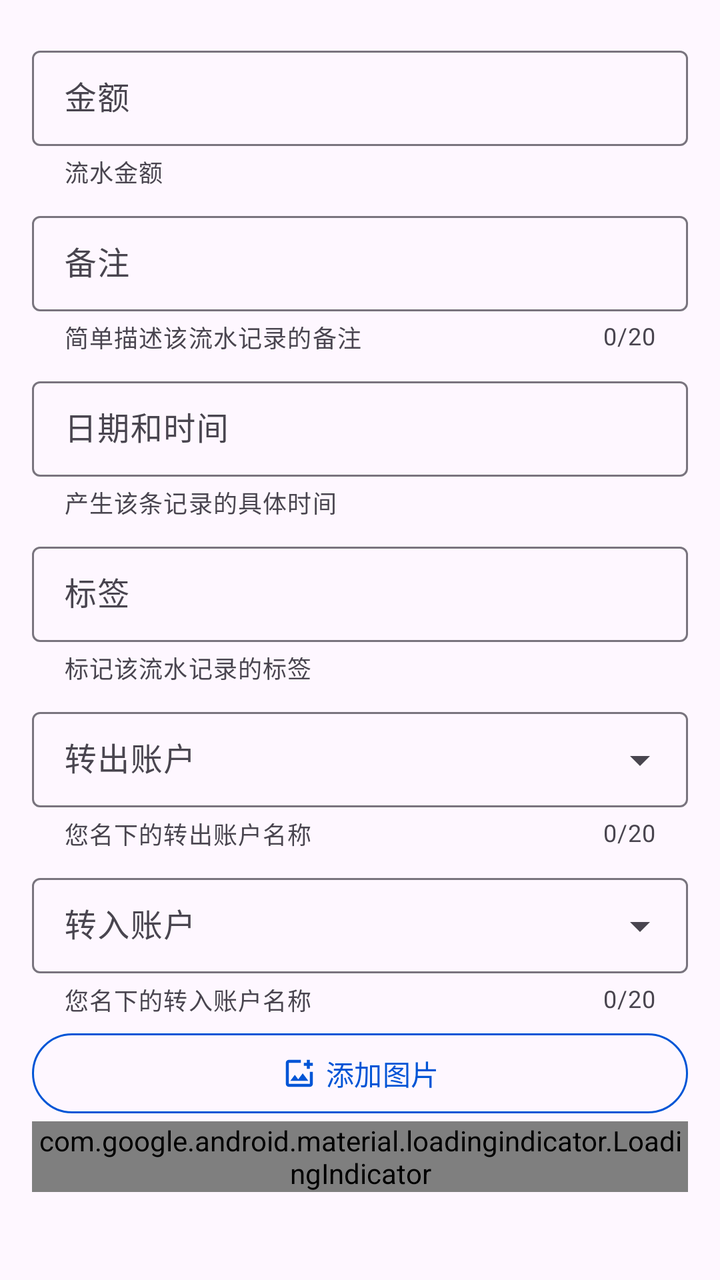
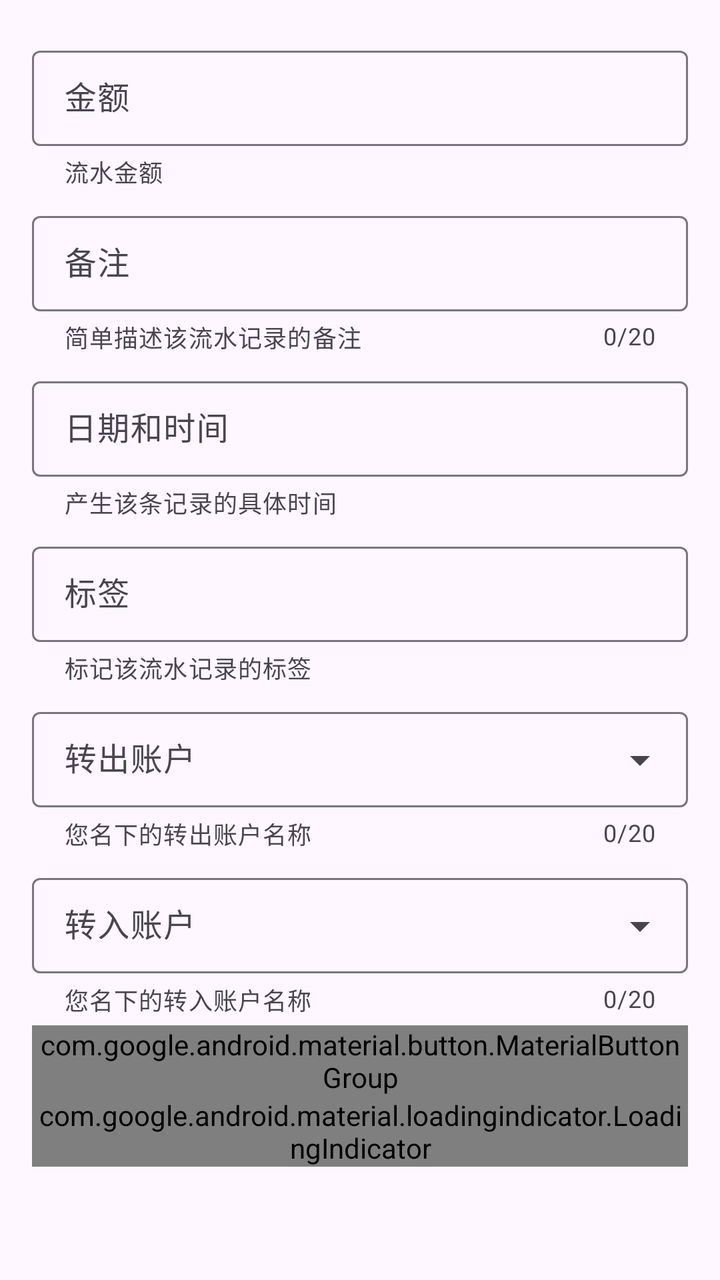

Compare the two renders of this Android layout. The source of the first and the diff that turns it into the second are given below.
<!-- AndroidManifest.xml: application theme Theme.ManagerAssistant.Static -->
<!-- res/layout/fragment_transfer.xml -->
<?xml version="1.0" encoding="utf-8"?>
<androidx.core.widget.NestedScrollView xmlns:android="http://schemas.android.com/apk/res/android"
    xmlns:app="http://schemas.android.com/apk/res-auto"
    android:id="@+id/root_layout"
    android:layout_width="match_parent"
    android:layout_height="match_parent"
    android:orientation="vertical"
    android:padding="16dp">

    <LinearLayout
        android:layout_width="match_parent"
        android:layout_height="wrap_content"
        android:orientation="vertical">

        <com.google.android.material.textfield.TextInputLayout
            android:id="@+id/amount_layout"
            style="@style/CommonTextInputLayoutStyle"
            android:layout_width="match_parent"
            android:layout_height="wrap_content"
            app:counterEnabled="false"
            app:endIconDrawable="@drawable/baseline_clear_24"
            app:endIconMode="clear_text"
            app:helperText="@string/account_amount_help">

            <com.google.android.material.textfield.TextInputEditText
                android:id="@+id/amount_input"
                style="@style/UserInputEditTextStyle"
                android:layout_width="match_parent"
                android:layout_height="wrap_content"
                android:hint="@string/amount"
                android:inputType="numberDecimal" />
        </com.google.android.material.textfield.TextInputLayout>

        <com.google.android.material.textfield.TextInputLayout
            android:id="@+id/remark_layout"
            style="@style/CommonTextInputLayoutStyle"
            android:layout_width="match_parent"
            android:layout_height="wrap_content"
            android:hint="@string/remark"
            app:counterMaxLength="20"
            app:endIconDrawable="@drawable/baseline_clear_24"
            app:endIconMode="clear_text"
            app:helperText="@string/account_remark_help">

            <com.google.android.material.textfield.TextInputEditText
                android:id="@+id/remark_input"
                style="@style/UserInputEditTextStyle"
                android:layout_width="match_parent"
                android:layout_height="wrap_content" />
        </com.google.android.material.textfield.TextInputLayout>

        <com.google.android.material.textfield.TextInputLayout
            android:id="@+id/datetime_layout"
            style="@style/CommonTextInputLayoutStyle"
            android:layout_width="match_parent"
            android:layout_height="wrap_content"
            android:hint="@string/date_time"
            app:counterEnabled="false"
            app:helperText="@string/account_datetime_help">

            <com.google.android.material.textfield.MaterialAutoCompleteTextView
                android:id="@+id/datetime_input"
                style="@style/UneditableAutoCompleteTextViewStyle"
                android:layout_width="match_parent"
                android:layout_height="wrap_content" />
        </com.google.android.material.textfield.TextInputLayout>

        <com.google.android.material.textfield.TextInputLayout
            android:id="@+id/running_account_tag_layout"
            style="@style/CommonTextInputLayoutStyle"
            android:layout_width="match_parent"
            android:layout_height="wrap_content"
            android:hint="@string/tag"
            app:counterEnabled="false"
            app:helperText="@string/account_tag_help">

            <com.google.android.material.textfield.MaterialAutoCompleteTextView
                android:id="@+id/running_account_tag_input"
                style="@style/UneditableAutoCompleteTextViewStyle"
                android:layout_width="match_parent"
                android:layout_height="wrap_content" />
        </com.google.android.material.textfield.TextInputLayout>

        
        <com.google.android.material.textfield.TextInputLayout
            android:id="@+id/export_account_layout"
            style="@style/DropdownMenuTextInputLayoutStyle"
            android:layout_width="match_parent"
            android:layout_height="wrap_content"
            app:counterEnabled="true"
            app:counterMaxLength="20"
            app:helperText="@string/account_export_help">

            <com.google.android.material.textfield.MaterialAutoCompleteTextView
                android:id="@+id/export_account_input"
                style="@style/EditableAutoCompleteTextViewStyle"
                android:layout_width="match_parent"
                android:layout_height="wrap_content"
                android:hint="@string/export_account" />
        </com.google.android.material.textfield.TextInputLayout>

        <com.google.android.material.textfield.TextInputLayout
            android:id="@+id/import_account_layout"
            style="@style/DropdownMenuTextInputLayoutStyle"
            android:layout_width="match_parent"
            android:layout_height="wrap_content"
            app:counterEnabled="true"
            app:counterMaxLength="20"
            app:helperText="@string/account_import_help">

            <com.google.android.material.textfield.MaterialAutoCompleteTextView
                android:id="@+id/import_account_input"
                style="@style/EditableAutoCompleteTextViewStyle"
                android:layout_width="match_parent"
                android:layout_height="wrap_content"
                android:hint="@string/import_account" />
        </com.google.android.material.textfield.TextInputLayout>

        
        <LinearLayout
            android:layout_width="match_parent"
            android:layout_height="wrap_content"
            android:orientation="horizontal">

            <com.google.android.material.button.MaterialButton
                android:id="@+id/picture_add"
                style="@style/OutlinedBtnStyle"
                android:layout_width="0dp"
                android:layout_height="wrap_content"
                android:layout_marginStart="0dp"
                android:layout_marginEnd="0dp"
                android:layout_weight="1"
                android:text="@string/add_picture"
                app:icon="@drawable/outline_add_photo_alternate_24"
                app:iconGravity="textStart" />

            <com.google.android.material.button.MaterialButton
                android:id="@+id/picture_delete_btn"
                android:layout_width="0dp"
                android:layout_height="wrap_content"
                android:layout_marginStart="10dp"
                android:layout_weight="1"
                android:text="@string/delete_picture"
                android:visibility="gone"
                app:icon="@drawable/outline_delete_24"
                app:iconGravity="textStart" />
        </LinearLayout>

        <com.google.android.material.loadingindicator.LoadingIndicator
            android:id="@+id/loading_indicator"
            android:layout_width="wrap_content"
            android:layout_height="wrap_content"
            android:layout_gravity="center_horizontal" />

        <androidx.recyclerview.widget.RecyclerView
            android:id="@+id/picture_recycler"
            android:layout_width="match_parent"
            android:layout_height="0dp"
            android:layout_weight="1"
            android:nestedScrollingEnabled="false" />
    </LinearLayout>
</androidx.core.widget.NestedScrollView>
<!-- resources referenced by this layout -->
<resources>
  <!-- drawable baseline_clear_24 (drawable) -->
  <vector xmlns:android="http://schemas.android.com/apk/res/android" android:height="24dp" android:tint="#000000" android:viewportHeight="24" android:viewportWidth="24" android:width="24dp">
        
      <path android:fillColor="@android:color/white" android:pathData="M19,6.41L17.59,5 12,10.59 6.41,5 5,6.41 10.59,12 5,17.59 6.41,19 12,13.41 17.59,19 19,17.59 13.41,12z"/>
      
  </vector>
  <string name="account_amount_help">流水金额</string>
  <string name="account_datetime_help">产生该条记录的具体时间</string>
  <string name="account_export_help">您名下的转出账户名称</string>
  <string name="account_import_help">您名下的转入账户名称</string>
  <string name="account_remark_help">简单描述该流水记录的备注</string>
  <string name="account_tag_help">标记该流水记录的标签</string>
  <string name="add_picture">添加图片</string>
  <string name="amount">金额</string>
  <string name="date_time">日期和时间</string>
  <string name="delete_picture">删除图片</string>
  <string name="export_account">转出账户</string>
  <string name="import_account">转入账户</string>
  <string name="remark">备注</string>
  <string name="tag">标签</string>
  <style name="CommonTextInputLayoutStyle" parent="Widget.Material3.TextInputLayout.OutlinedBox.Dense">
          <item name="errorEnabled">true</item>
          <item name="counterEnabled">true</item>
          <item name="helperTextEnabled">true</item>
          <item name="android:layout_marginTop">4dp</item>
          <item name="android:layout_marginBottom">4dp</item>
      </style>
  <style name="DropdownMenuTextInputLayoutStyle" parent="Widget.Material3.TextInputLayout.OutlinedBox.Dense.ExposedDropdownMenu">
          <item name="errorEnabled">true</item>
          <item name="helperTextEnabled">true</item>
          <item name="android:layout_marginTop">4dp</item>
          <item name="android:layout_marginBottom">4dp</item>
      </style>
  <style name="EditableAutoCompleteTextViewStyle" parent="UneditableAutoCompleteTextViewStyle">
          <item name="android:inputType">text</item>
          <item name="maxLines">1</item>
      </style>
  <style name="OutlinedBtnStyle" parent="Widget.Material3.Button.OutlinedButton">
          <item name="android:textColor">?attr/colorPrimary</item>
          <item name="strokeColor">?attr/colorPrimary</item>
          <item name="strokeWidth">1dp</item>
          <item name="iconGravity">textStart</item>
          <item name="android:layout_marginStart">10dp</item>
          <item name="android:layout_marginEnd">10dp</item>
      </style>
  <style name="UneditableAutoCompleteTextViewStyle" parent="Widget.Material3.AutoCompleteTextView.OutlinedBox.Dense">
          <item name="android:inputType">none</item>
          <item name="maxLines">1</item>
          <item name="android:textColorHighlight">?attr/colorControlHighlight</item>
      </style>
  <style name="UserInputEditTextStyle" parent="Widget.Material3.TextInputEditText.OutlinedBox.Dense">
          <item name="android:inputType">text</item>
          <item name="android:textColorHighlight">?attr/colorSurfaceVariant</item>
          <item name="android:maxLength">20</item>
      </style>
  <color name="color_primary">#0055d6</color>
  <color name="color_on_primary">#ffffff</color>
  <color name="color_primary_container">#d8e1fe</color>
  <color name="color_secondary_container">#e0e1ff</color>
  <color name="color_surface">#faf9ff</color>
  <color name="color_surface_container">#ebedfa</color>
  <color name="color_surface_container_low">#edeffc</color>
  <!-- drawable outline_arrow_back_ios_new_24 (drawable) -->
  <vector xmlns:android="http://schemas.android.com/apk/res/android" android:height="24dp" android:tint="#000000" android:viewportHeight="960" android:viewportWidth="960" android:width="24dp">
        
      <path android:fillColor="@android:color/white" android:pathData="M640,880L240,480L640,80L711,151L382,480L711,809L640,880Z"/>
      
  </vector>
  <!-- unchanged entries left out for length: 4 -->
</resources>

<!-- the commit's change to res/layout/fragment_transfer.xml (unified diff, before → after) -->
@@ -117,18 +117,16 @@
         </com.google.android.material.textfield.TextInputLayout>
 
         
-        <LinearLayout
+        <com.google.android.material.button.MaterialButtonGroup
             android:layout_width="match_parent"
             android:layout_height="wrap_content"
-            android:orientation="horizontal">
+            android:spacing="10dp">
 
             <com.google.android.material.button.MaterialButton
                 android:id="@+id/picture_add"
                 style="@style/OutlinedBtnStyle"
                 android:layout_width="0dp"
                 android:layout_height="wrap_content"
-                android:layout_marginStart="0dp"
-                android:layout_marginEnd="0dp"
                 android:layout_weight="1"
                 android:text="@string/add_picture"
                 app:icon="@drawable/outline_add_photo_alternate_24"
@@ -138,13 +136,12 @@
                 android:id="@+id/picture_delete_btn"
                 android:layout_width="0dp"
                 android:layout_height="wrap_content"
-                android:layout_marginStart="10dp"
                 android:layout_weight="1"
                 android:text="@string/delete_picture"
                 android:visibility="gone"
                 app:icon="@drawable/outline_delete_24"
                 app:iconGravity="textStart" />
-        </LinearLayout>
+        </com.google.android.material.button.MaterialButtonGroup>
 
         <com.google.android.material.loadingindicator.LoadingIndicator
             android:id="@+id/loading_indicator"
